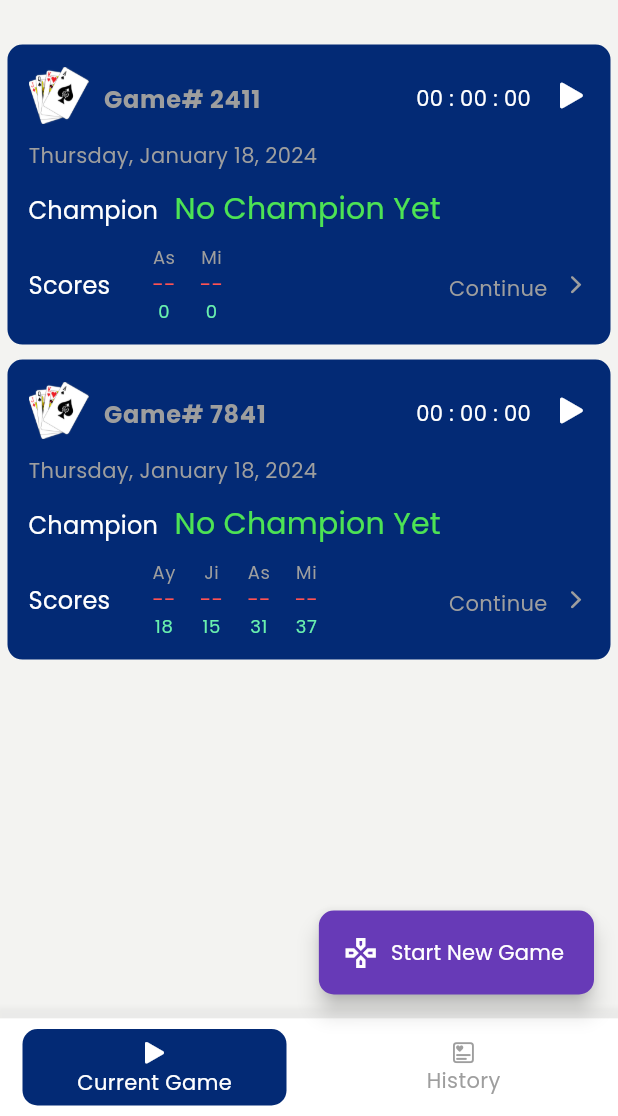
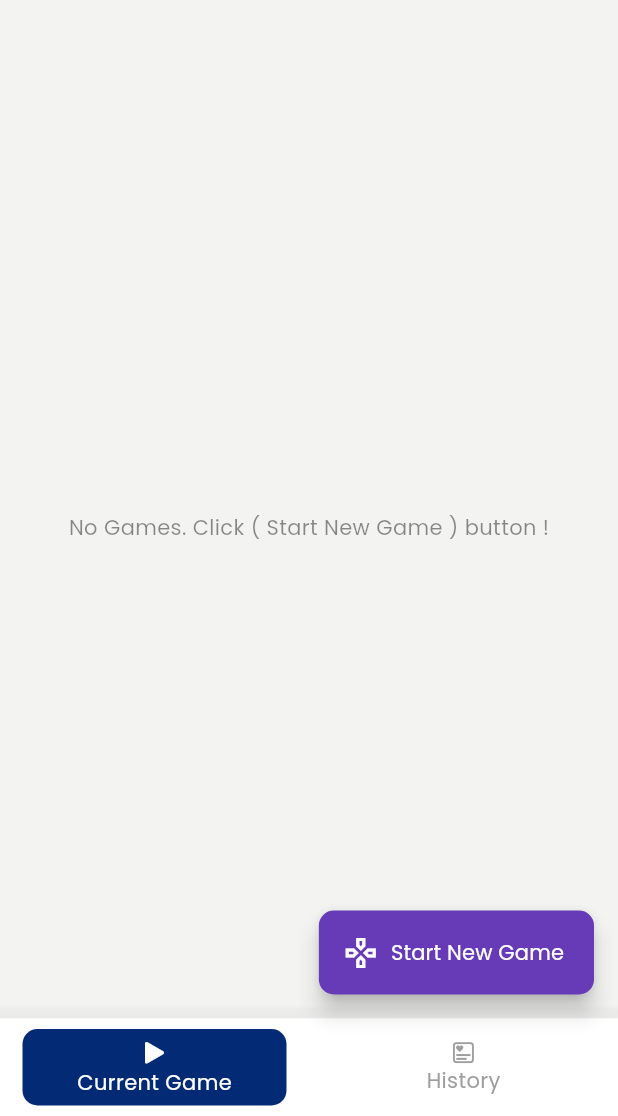
Before and after one commit to aymansainshy/game_record, a Flutter app: the screen it shows after launch, on a phone screen of 412 x 824 dp, the part 120-1236 px from its top. Run offline on Flutter 3.47's test engine with Material 3 defaults, Android fonts, the phone set to English and light mode, and no system bars; our stand-ins replace bloc, dio, equatable, flutter_bloc, get_it, go_router and 2 more.

Commit message:
Edit Game Boared

```diff
--- a/lib/src/features/games/data/repository/games_repository.dart
+++ b/lib/src/features/games/data/repository/games_repository.dart
@@ -9,7 +9,8 @@ abstract class GamesRepository {
 }
 
 class GamesRepositoryImpl implements GamesRepository {
-  final List<Game> _games = [
+  final List<Game> _games = [];
+  final List<Game> games = [
     Game(
       gameNo: "7841",
       id: DateTime.now().toIso8601String(),
--- a/lib/src/features/games/views/current_game_list_view.dart
+++ b/lib/src/features/games/views/current_game_list_view.dart
@@ -52,9 +52,10 @@ class _CurrentGameViewState extends State<CurrentGameView> {
               if (gameList.isEmpty) {
                 return Center(
                   child: Text(
-                    "No Games.",
+                    "No Games. Click ( Start New Game ) button !",
                     style: Theme.of(context).textTheme.bodyMedium?.copyWith(
                           color: Colors.black45,
+
                         ),
                   ),
                 );
--- a/lib/src/features/games/views/widgets/game_item_widget.dart
+++ b/lib/src/features/games/views/widgets/game_item_widget.dart
@@ -210,7 +210,7 @@ class GameItemWidget extends StatelessWidget {
                             child: Text(
                               "Start",
                               style: Theme.of(context).textTheme.bodyMedium?.copyWith(
-                                    color: Colors.red,
+                                    color: Color(0xFF4DE354),
                                     // fontSize: 14,
                                   ),
                             ),
--- a/lib/src/features/games/views/widgets/new_record_form.dart
+++ b/lib/src/features/games/views/widgets/new_record_form.dart
@@ -86,6 +86,9 @@ class NewRecordForm extends StatelessWidget {
           ),
         ),
         hintText: "0",
+        hintStyle: Theme.of(context).textTheme.titleLarge?.copyWith(
+              color: Colors.grey[400],
+            ),
         filled: true,
         fillColor: Theme.of(context).colorScheme.onPrimary,
         focusColor: Theme.of(context).colorScheme.primary,
--- a/lib/src/features/games/views/widgets/total_score_widget.dart
+++ b/lib/src/features/games/views/widgets/total_score_widget.dart
@@ -68,7 +68,7 @@ class TotalScoreWidget extends StatelessWidget {
           if (gamePlayer.isChampion(game) ?? false)
             Positioned(
               top: -20,
-              left: -10,
+              left: -15,
               child: Text(
                 "👑",
                 style: Theme.of(context).textTheme.displaySmall?.copyWith(),
```
Also changed, not shown: lib/src/features/games/views/game_board_details.dart (+12 -9 lines), lib/src/features/games/views/widgets/game_timer_widget.dart (+12 -0 lines).
